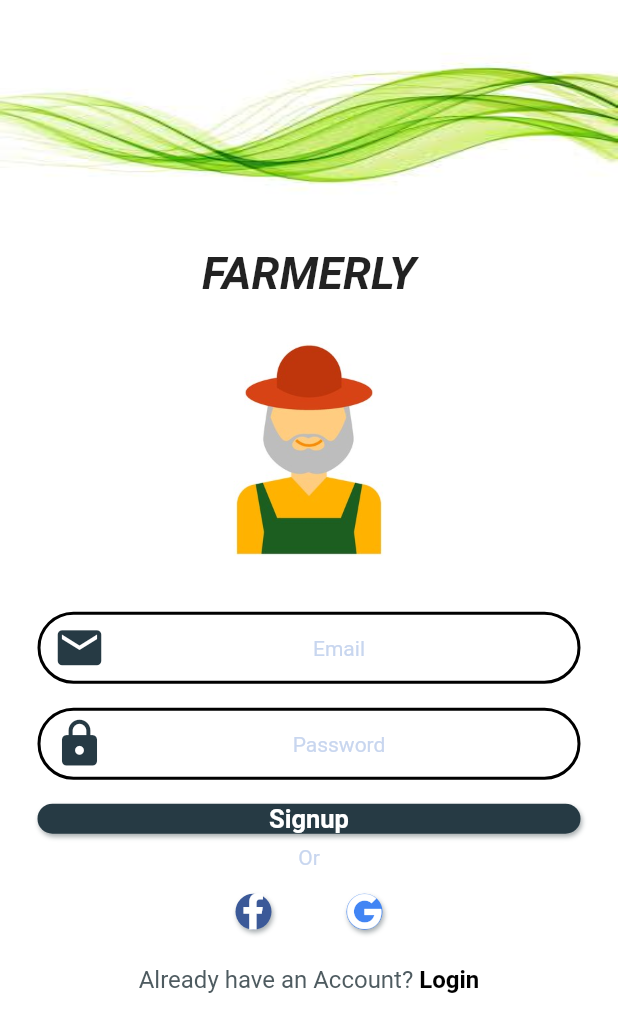
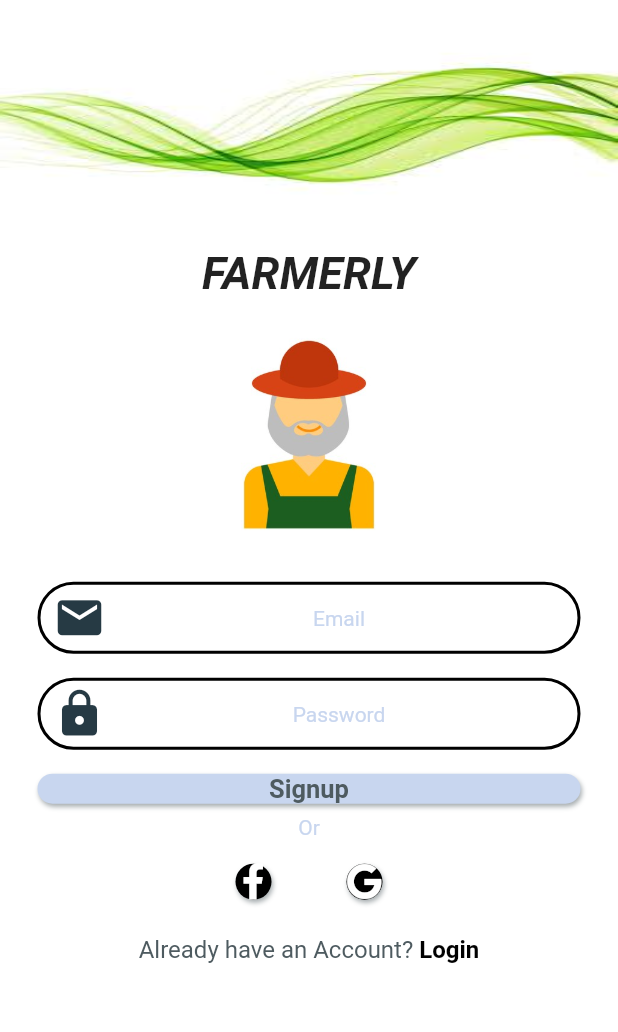
Before and after one commit to sagithiyan/SmartFarmer, a Flutter app: the Signup screen opened by its route, on a phone screen of 412 x 824 dp. Shown: the top 1032 px of the screen. Run offline on Flutter 3.47's test engine with Material 2 defaults, Android fonts, the phone set to English and light mode, and no system bars; our stand-ins replace font_awesome_flutter, google_fonts, rxdart.

Commit message:
cupertino validation for login and signup complete validation, login,signup button adjustment based on the user input

```diff
--- a/lib/src/screens/signup.dart
+++ b/lib/src/screens/signup.dart
@@ -2,6 +2,8 @@ import 'package:flutter/cupertino.dart';
 import 'package:flutter/material.dart';
 import 'dart:io';
 import 'package:flutter/gestures.dart';
+import 'package:provider/provider.dart';
+import 'package:smartfarmer/src/blocs/auth_bloc.dart';
 import 'package:smartfarmer/src/styles/base.dart';
 import 'package:smartfarmer/src/styles/text.dart';
 import 'package:smartfarmer/src/styles/textfields.dart';
@@ -14,18 +16,19 @@ import 'package:smartfarmer/src/widgets/button.dart';
 class Signup extends StatelessWidget {
   @override
   Widget build(BuildContext context) {
+    final authBloc = Provider.of<AuthBloc>(context);
     if (Platform.isIOS) {
       return CupertinoPageScaffold(
-        child: pageBody(context),
+        child: pageBody(context,authBloc),
       );
     } else {
       return Scaffold(
-        body: pageBody(context),
+        body: pageBody(context,authBloc),
       );
     }
   }
 
-  Widget pageBody(BuildContext context) {
+  Widget pageBody(BuildContext context,AuthBloc authBloc) {
     return ListView(
       children: <Widget>[
         Container(
@@ -47,19 +50,28 @@ class Signup extends StatelessWidget {
           ),
         ),
         Container(
-          height: 200.0,
+          height: 180.0,
           decoration: BoxDecoration(
             image: DecorationImage(image: AssetImage('assets/images/fra.jpg')),
           ),
         ),
-        AppTextField(
+        StreamBuilder<String>(
+            stream: authBloc.email,
+            builder: (context, snapshot) {
+              return AppTextField(
                 isIOS: Platform.isIOS,
                 hintText: 'Email',
                 cupertinoIcon: CupertinoIcons.mail_solid,
                 materialIcon: Icons.email,
                 textInputType: TextInputType.emailAddress,
-        ),
-        AppTextField(
+                errorText: snapshot.error,
+                onChanged: authBloc.changeEmail,
+              );
+            }),
+        StreamBuilder<String>(
+            stream: authBloc.password,
+            builder: (context, snapshot) {
+              return AppTextField(
                 isIOS: Platform.isIOS,
                 hintText: 'Password',
                 cupertinoIcon: IconData(0xf4c9,
@@ -67,11 +79,20 @@ class Signup extends StatelessWidget {
                     fontPackage: CupertinoIcons.iconFontPackage),
                 materialIcon: Icons.lock,
                 obscureText: true,
-        ),
-        AppButton(
+                errorText: snapshot.error,
+                onChanged: authBloc.changePassword,
+              );
+            }),
+        StreamBuilder<bool>(
+            stream: authBloc.isValid,
+            builder: (context, snapshot) {
+              return AppButton(
                 buttonText: 'Signup',
-          buttonType: ButtonType.DarkBlue,
-        ),
+                buttonType: (snapshot.data == true)
+                    ? ButtonType.DarkBlue
+                    : ButtonType.Disabled,
+              );
+            }),
         Center(
           child: Text('Or', style: TextStyles.suggestion),
         ),
--- a/lib/src/styles/colors.dart
+++ b/lib/src/styles/colors.dart
@@ -16,7 +16,7 @@ abstract class AppColors {
 
   static Color get green => const Color(0xFF3b7d02);
 
-  static Color get facebook => const Color(0xFF3b5998);
+  static Color get facebook => const Color(0xFF000000);
 
-  static Color get google => const Color(0xFF4285f4);
+  static Color get google => const Color(0xFF000000);
 }
--- a/lib/src/styles/text.dart
+++ b/lib/src/styles/text.dart
@@ -21,6 +21,11 @@ abstract class TextStyles {
         textStyle: TextStyle(color: AppColors.lightgray, fontSize: 14.0));
   }
 
+  static TextStyle get error {
+    return GoogleFonts.roboto(
+        textStyle: TextStyle(color: AppColors.red, fontSize: 12.0));
+  }
+
   static TextStyle get buttonTextLight {
     return GoogleFonts.roboto(
         textStyle: TextStyle(
--- a/lib/src/styles/textfields.dart
+++ b/lib/src/styles/textfields.dart
@@ -32,6 +32,15 @@ abstract class TextFieldStyles {
         borderRadius: BorderRadius.circular(BaseStyles.borderRadius));
   }
 
+  static BoxDecoration get cupertinoEroorDecoration {
+    return BoxDecoration(
+        border: Border.all(
+          color: AppColors.red,
+          width: BaseStyles.borderWidth,
+        ),
+        borderRadius: BorderRadius.circular(BaseStyles.borderRadius));
+  }
+
   static InputDecoration materialDecoration(
       String hintText, IconData icon, String errorText) {
     return InputDecoration(
@@ -40,6 +49,7 @@ abstract class TextFieldStyles {
       hintStyle: TextFieldStyles.placeholder,
       border: InputBorder.none,
       errorText: errorText,
+      errorStyle: TextStyles.error,
       focusedBorder: OutlineInputBorder(
           borderSide:
               BorderSide(color: AppColors.black, width: BaseStyles.borderWidth),
@@ -50,11 +60,11 @@ abstract class TextFieldStyles {
           borderRadius: BorderRadius.circular(BaseStyles.borderRadius)),
       focusedErrorBorder: OutlineInputBorder(
           borderSide:
-              BorderSide(color: AppColors.black, width: BaseStyles.borderWidth),
+              BorderSide(color: AppColors.red, width: BaseStyles.borderWidth),
           borderRadius: BorderRadius.circular(BaseStyles.borderRadius)),
       errorBorder: OutlineInputBorder(
           borderSide:
-              BorderSide(color: AppColors.black, width: BaseStyles.borderWidth),
+              BorderSide(color: AppColors.red, width: BaseStyles.borderWidth),
           borderRadius: BorderRadius.circular(BaseStyles.borderRadius)),
       prefixIcon: iconPrefix(icon),
     );
--- a/lib/src/widgets/button.dart
+++ b/lib/src/widgets/button.dart
@@ -4,18 +4,24 @@ import 'package:smartfarmer/src/styles/buttons.dart';
 import 'package:smartfarmer/src/styles/text.dart';
 import 'package:smartfarmer/src/styles/colors.dart';
 
-class AppButton extends StatelessWidget {
+class AppButton extends StatefulWidget {
   final String buttonText;
   final ButtonType buttonType;
 
   AppButton({@required this.buttonText, this.buttonType});
 
   @override
+  _AppButtonState createState() => _AppButtonState();
+}
+
+class _AppButtonState extends State<AppButton> {
+  bool pressed=false;
+  @override
   Widget build(BuildContext context) {
     TextStyle fontStyle;
     Color buttonColor;
 
-    switch (buttonType) {
+    switch (widget.buttonType) {
       case ButtonType.black:
         fontStyle = TextStyles.buttonTextLight;
         buttonColor = AppColors.black;
@@ -28,7 +34,7 @@ class AppButton extends StatelessWidget {
         fontStyle = TextStyles.buttonTextLight;
         buttonColor = AppColors.darkblue;
         break;
-      case ButtonType.LightGray:
+      case ButtonType.Disabled:
         fontStyle = TextStyles.buttonTextDark;
         buttonColor = AppColors.lightgray;
         break;
@@ -42,23 +48,47 @@ class AppButton extends StatelessWidget {
         break;
     }
 
-    return Padding(
-      padding: BaseStyles.listPadding,
+    return AnimatedContainer(
+      padding: EdgeInsets.only(
+        top:(pressed)? BaseStyles.listFieldVertical + BaseStyles.animationOffset : BaseStyles.listFieldVertical,
+        bottom:(pressed)? BaseStyles.listFieldVertical - BaseStyles.animationOffset : BaseStyles.listFieldVertical,
+        left: BaseStyles.listFieldHorizontal,
+        right: BaseStyles.listFieldHorizontal,
+
+      ),
+      child: GestureDetector(
         child: Container(
           height: ButtonStyles.buttonHeight,
           width: MediaQuery.of(context).size.width,
           decoration: BoxDecoration(
               color: buttonColor,
               borderRadius: BorderRadius.circular(BaseStyles.borderRadius),
-            boxShadow: BaseStyles.boxShadow),
+              boxShadow: pressed  ?BaseStyles.boxShadowPressed : BaseStyles.boxShadow),
           child: Center(
               child: Text(
-          buttonText,
+            widget.buttonText,
             style: fontStyle,
           )),
         ),
+        onTapDown: (details){
+          setState(() {
+           if(widget.buttonType !=ButtonType.Disabled) pressed=!pressed;
+          });
+        },
+        onTapUp:(details){
+          setState(() {
+            if(widget.buttonType !=ButtonType.Disabled) pressed=!pressed;
+          });
+        } ,
+        onTap: (){
+          if(widget.buttonType !=ButtonType.Disabled){
+
+          }
+        },
+      ),
+      duration: Duration(milliseconds: 20),
     );
   }
 }
 
-enum ButtonType { LightBlue, black, LightGray, DarkGray, DarkBlue }
+enum ButtonType { LightBlue, black, Disabled, DarkGray, DarkBlue }
--- a/lib/src/widgets/textfield.dart
+++ b/lib/src/widgets/textfield.dart
@@ -1,8 +1,9 @@
 import 'package:flutter/cupertino.dart';
 import 'package:flutter/material.dart';
 import 'package:smartfarmer/src/styles/textfields.dart';
+import 'package:smartfarmer/src/styles/text.dart';
 
-class AppTextField extends StatelessWidget {
+class AppTextField extends StatefulWidget {
   final bool isIOS;
   final String hintText;
   final IconData materialIcon;
@@ -24,24 +25,71 @@ class AppTextField extends StatelessWidget {
       });
 
   @override
+  _AppTextFieldState createState() => _AppTextFieldState();
+}
+
+class _AppTextFieldState extends State<AppTextField> {
+  FocusNode _node;
+  bool displayCupertinoErrorBorder;
+  TextEditingController _controller;
+
+  @override
+  void initState() {
+    _node=FocusNode();
+    _controller=TextEditingController();
+    _node.addListener(_handleFocusChange);
+   displayCupertinoErrorBorder=false;
+    super.initState();
+  }
+
+  void _handleFocusChange(){
+  if(_node.hasFocus==false && widget.errorText !=null){
+    displayCupertinoErrorBorder=true;
+  }else{
+    displayCupertinoErrorBorder=false;
+  }
+  widget.onChanged(_controller.text);
+  }
+@override
+  void dispose() {
+    _node.removeListener(_handleFocusChange);
+    _node.dispose();
+    _controller.dispose();
+    super.dispose();
+  }
+
+  @override
   Widget build(BuildContext context) {
-    if (isIOS) {
+    if (widget.isIOS) {
       return Padding(
         padding: EdgeInsets.symmetric(
             horizontal: TextFieldStyles.textBoxHorizontal,
             vertical: TextFieldStyles.textBoxVertical),
-        child: CupertinoTextField(
+        child: Column(
+          children: [
+            CupertinoTextField(
               keyboardType:
-              (textInputType != null) ? textInputType : TextInputType.text,
+                  (widget.textInputType != null) ? widget.textInputType : TextInputType.text,
               padding: EdgeInsets.all(12.0),
-          placeholder: hintText,
+              placeholder: widget.hintText,
               placeholderStyle: TextFieldStyles.placeholder,
               style: TextFieldStyles.text,
               textAlign: TextFieldStyles.textAlign,
               cursorColor: TextFieldStyles.cursorColor,
-          decoration: TextFieldStyles.cupertinoDecoration,
-          prefix: TextFieldStyles.iconPrefix(cupertinoIcon),
-          obscureText: (obscureText != null) ? obscureText : false,
+              decoration:(displayCupertinoErrorBorder)?TextFieldStyles.cupertinoEroorDecoration: TextFieldStyles.cupertinoDecoration,
+              prefix: TextFieldStyles.iconPrefix(widget.cupertinoIcon),
+              obscureText: (widget.obscureText != null) ? widget.obscureText : false,
+              onChanged: widget.onChanged,
+              focusNode: _node,
+              controller: _controller,
+            ),
+            (widget.errorText!=null)? Padding(
+              padding: const EdgeInsets.only(top: 5.0,left: 10.0),
+              child: Row(children: <Widget>[
+                Text(widget.errorText,style: TextStyles.error,)
+              ],),
+            ) :Container()
+          ],
         ),
       );
     } else {
@@ -51,14 +99,14 @@ class AppTextField extends StatelessWidget {
             vertical: TextFieldStyles.textBoxVertical),
         child: TextField(
           keyboardType:
-              (textInputType != null) ? textInputType : TextInputType.text,
+              (widget.textInputType != null) ? widget.textInputType : TextInputType.text,
           cursorColor: TextFieldStyles.cursorColor,
           style: TextFieldStyles.text,
           textAlign: TextFieldStyles.textAlign,
           decoration:
-              TextFieldStyles.materialDecoration(hintText, materialIcon,errorText),
-          obscureText: (obscureText != null) ? obscureText : false,
-          onChanged: onChanged,
+              TextFieldStyles.materialDecoration(widget.hintText, widget.materialIcon,widget.errorText),
+          obscureText: (widget.obscureText != null) ? widget.obscureText : false,
+          onChanged: widget.onChanged,
         ),
       );
     }
```
Also changed, not shown: lib/src/screens/login.dart (+16 -12 lines), lib/src/styles/base.dart (+11 -0 lines). Lines whose indentation alone changed are shown as unchanged.
